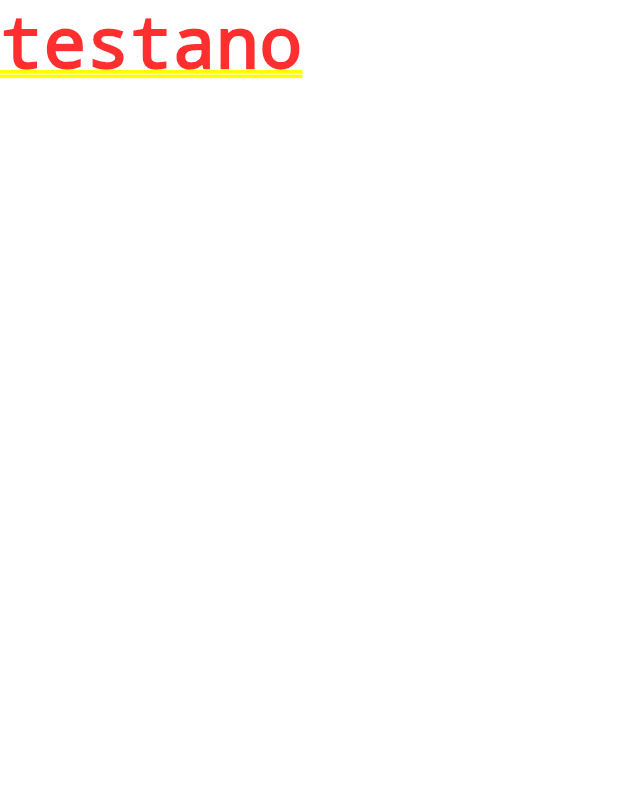
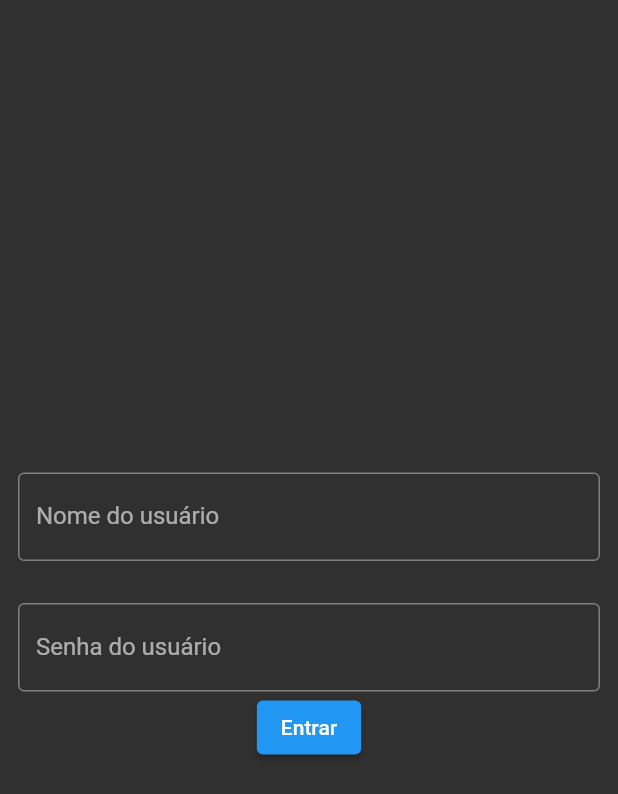
Before and after one commit to gsllucas/first-tour-with-flutter, a Flutter app: the screen it shows after launch, on a phone screen of 412 x 824 dp. Shown: the top 794 px of the screen. Run offline on Flutter 3.47's test engine with Material 2 defaults, Android fonts, the phone set to English and light mode, and no system bars; our stand-ins replace flutter_modular.

Commit message:
created new widgets and setted them in each separated file

```diff
--- /dev/null
+++ b/lib/app_controller.dart
@@ -0,0 +1,14 @@
+// é como se fosse um setState, mas para
+// tratar codigos de regra de negócio
+import 'package:flutter/material.dart';
+
+class AppController extends ChangeNotifier {
+  bool isDarkTheme = false;
+
+  static AppController instance = AppController();
+
+  changeTheme() {
+    isDarkTheme = !isDarkTheme;
+    notifyListeners();
+  }
+}
--- /dev/null
+++ b/lib/app_widget.dart
@@ -0,0 +1,24 @@
+import 'package:flutter/material.dart';
+import 'package:myapp/app_controller.dart';
+import 'package:myapp/widgets/column_widget.dart';
+import 'package:myapp/widgets/login_widget.dart';
+import 'package:myapp/widgets/switch_widget.dart';
+
+class AppWidget extends StatelessWidget {
+  @override
+  Widget build(BuildContext context) {
+    return AnimatedBuilder(
+        animation: AppController.instance,
+        builder: (context, child) {
+          return MaterialApp(
+            theme: ThemeData(
+              brightness: AppController.instance.isDarkTheme
+                  ? Brightness.light
+                  : Brightness.dark,
+              primarySwatch: Colors.blue,
+            ),
+            home: LoginPageWidget(),
+          );
+        });
+  }
+}
--- /dev/null
+++ b/lib/widgets/login_widget.dart
@@ -0,0 +1,68 @@
+import 'package:flutter/material.dart';
+import 'package:flutter/services.dart';
+
+class LoginPageWidget extends StatefulWidget {
+  @override
+  _LoginPageWidgetState createState() => _LoginPageWidgetState();
+}
+
+class _LoginPageWidgetState extends State<LoginPageWidget> {
+  String email = '';
+  String password = '';
+
+  @override
+  Widget build(BuildContext context) {
+    return Material(
+      child: SizedBox(
+        width: double.infinity,
+        height: double.infinity,
+        child: Padding(
+          padding: const EdgeInsets.all(12.0),
+          child: Column(
+            mainAxisAlignment: MainAxisAlignment.center,
+            children: [
+              TextField(
+                onChanged: (value) {
+                  email = value;
+                  print(email);
+                },
+                keyboardType: TextInputType.emailAddress,
+                decoration: InputDecoration(
+                  labelText: 'Nome do usuário',
+                  border: OutlineInputBorder(),
+                ),
+              ),
+              SizedBox(
+                height: 28,
+              ),
+              TextField(
+                onChanged: (value) {
+                  password = value;
+                  print(password);
+                },
+                obscureText: true,
+                decoration: InputDecoration(
+                  labelText: 'Senha do usuário',
+                  border: OutlineInputBorder(),
+                ),
+              ),
+              ElevatedButton(
+                child: Text('Entrar'),
+                onPressed: () {
+                  print('cliquei aqui');
+                  if (email == 'lucas.goncalves@coopersystem.com.br' &&
+                      password == '123') {
+                    print('Login realizado com sucesso');
+                  } else {
+                    print(
+                        'Seus dados estão incorretos, por favor tente novamente.');
+                  }
+                },
+              )
+            ],
+          ),
+        ),
+      ),
+    );
+  }
+}
--- a/pubspec.yaml
+++ b/pubspec.yaml
@@ -24,6 +24,7 @@ dependencies:
   flutter:
     sdk: flutter
   english_words: ^4.0.0
+  flutter_modular: any
 
 
   # The following adds the Cupertino Icons font to your application.
```
Also changed, not shown: lib/app_module.dart (added, +7 -0 lines), lib/main.dart (+2 -118 lines), lib/widgets/column_widget.dart (added, +19 -0 lines), lib/widgets/list_view_widget.dart (added, +80 -0 lines), lib/widgets/row_widget.dart (added, +20 -0 lines), lib/widgets/single_render.dart (added, +20 -0 lines), lib/widgets/switch_widget.dart (added, +16 -0 lines), pubspec.lock.
